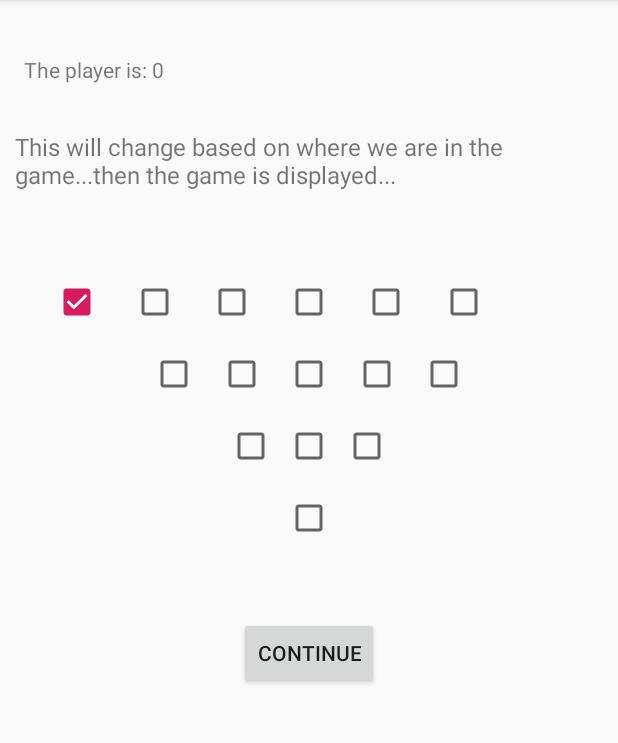
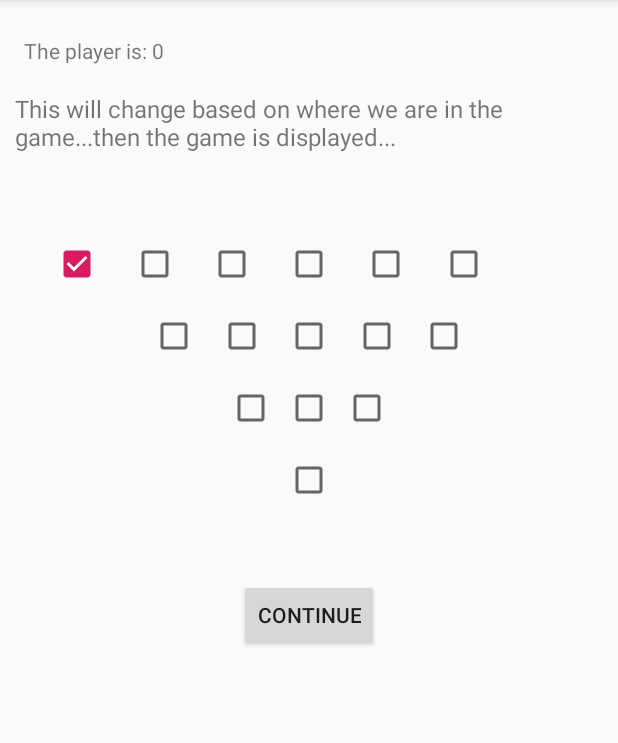
Before and after one commit to comArkGh8/MarienbadAndroidApp, an Android app: the BoardActivity screen opened directly, with no data from a screen before it, on a phone screen of 412 x 824 dp, the part 84-827 px from its top. Run offline under Robolectric (Android 15) with nearby library versions, the phone set to English and light mode, and no system bars.

Commit message:
working on rotations; xml layouts changed to scrollviews

```diff
--- a/app/src/main/res/layout/activity_board.xml
+++ b/app/src/main/res/layout/activity_board.xml
@@ -1,10 +1,17 @@
 <?xml version="1.0" encoding="utf-8"?>
-<androidx.constraintlayout.widget.ConstraintLayout xmlns:android="http://schemas.android.com/apk/res/android"
+
+<!-- TODO: should add a separate layout view...-->
+
+<ScrollView xmlns:android="http://schemas.android.com/apk/res/android"
     xmlns:app="http://schemas.android.com/apk/res-auto"
     xmlns:tools="http://schemas.android.com/tools"
     android:layout_width="match_parent"
     android:layout_height="match_parent"
     tools:context=".BoardActivity">
+
+<androidx.constraintlayout.widget.ConstraintLayout
+    android:layout_width="match_parent"
+    android:layout_height="match_parent">
 
     <TextView
         android:id="@+id/whose_action"
@@ -252,3 +259,5 @@
 
 
 </androidx.constraintlayout.widget.ConstraintLayout>
+
+</ScrollView>
--- a/app/src/main/res/layout/activity_main.xml
+++ b/app/src/main/res/layout/activity_main.xml
@@ -1,4 +1,5 @@
 <?xml version="1.0" encoding="utf-8"?>
+
 <androidx.constraintlayout.widget.ConstraintLayout xmlns:android="http://schemas.android.com/apk/res/android"
     xmlns:app="http://schemas.android.com/apk/res-auto"
     xmlns:tools="http://schemas.android.com/tools"
```
